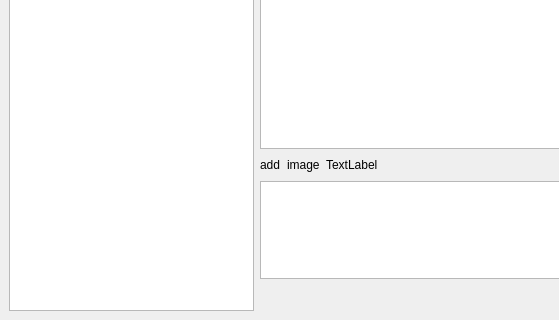
Kaiyu-He/-, file client/ui/chat.ui: the form before one commit; both pictures show x 0 to 559 and y 182 to 502 of the 759 by 502 pixel window.
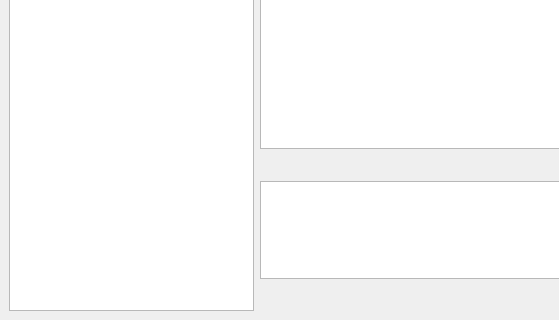
The form after the commit. Icons and pictures are not drawn.

Patch:
```diff
--- a/client/ui/chat.ui
+++ b/client/ui/chat.ui
@@ -133,50 +133,56 @@
         <item>
          <layout class="QHBoxLayout" name="right_layout">
           <item>
-           <widget class="QLabel" name="image1">
-            <property name="sizePolicy">
-             <sizepolicy hsizetype="Preferred" vsizetype="Preferred">
-              <horstretch>0</horstretch>
-              <verstretch>0</verstretch>
-             </sizepolicy>
+           <widget class="QPushButton" name="emoji">
+            <property name="styleSheet">
+             <string notr="true">min-width: 30px;
+max-width: 30px;
+min-height: 20px;
+max-height: 20px;
+image:url(:/png/smiley.png);
+background-color: transparent;
+border: none;</string>
             </property>
-            <property name="layoutDirection">
-             <enum>Qt::LeftToRight</enum>
-            </property>
             <property name="text">
-             <string>add</string>
+             <string/>
             </property>
-            <property name="textFormat">
-             <enum>Qt::AutoText</enum>
-            </property>
-            <property name="alignment">
-             <set>Qt::AlignLeading|Qt::AlignLeft|Qt::AlignVCenter</set>
-            </property>
            </widget>
           </item>
           <item>
-           <widget class="QLabel" name="image2">
-            <property name="sizePolicy">
-             <sizepolicy hsizetype="Preferred" vsizetype="Preferred">
-              <horstretch>0</horstretch>
-              <verstretch>0</verstretch>
-             </sizepolicy>
+           <widget class="QPushButton" name="image">
+            <property name="styleSheet">
+             <string notr="true">min-width: 30px;
+max-width: 30px;
+min-height: 20px;
+max-height: 20px;
+image:url(:/png/image-gallery.png);
+background-color: transparent;
+border: none;</string>
             </property>
             <property name="text">
-             <string>image</string>
+             <string/>
             </property>
            </widget>
           </item>
           <item>
-           <widget class="QLabel" name="image3">
-            <property name="sizePolicy">
-             <sizepolicy hsizetype="Preferred" vsizetype="Preferred">
-              <horstretch>0</horstretch>
-              <verstretch>0</verstretch>
-             </sizepolicy>
+           <widget class="QPushButton" name="video">
+            <property name="mouseTracking">
+             <bool>false</bool>
             </property>
+            <property name="acceptDrops">
+             <bool>false</bool>
+            </property>
+            <property name="styleSheet">
+             <string notr="true">min-width: 30px;
+max-width: 30px;
+min-height: 20px;
+max-height: 20px;
+image:url(:/png/cam-recorder.png);
+background-color: transparent;
+border: none;</string>
+            </property>
             <property name="text">
-             <string>TextLabel</string>
+             <string/>
             </property>
            </widget>
           </item>
```
Left out of the diff: 6 changed lines with no effect on the pictures.
